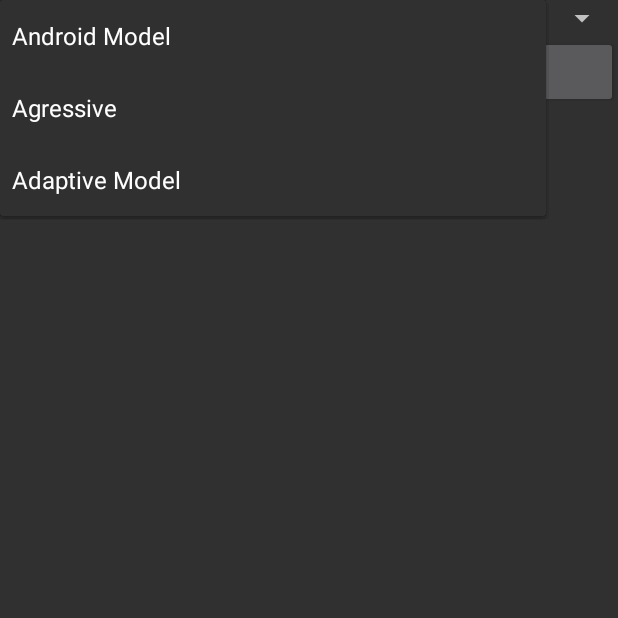
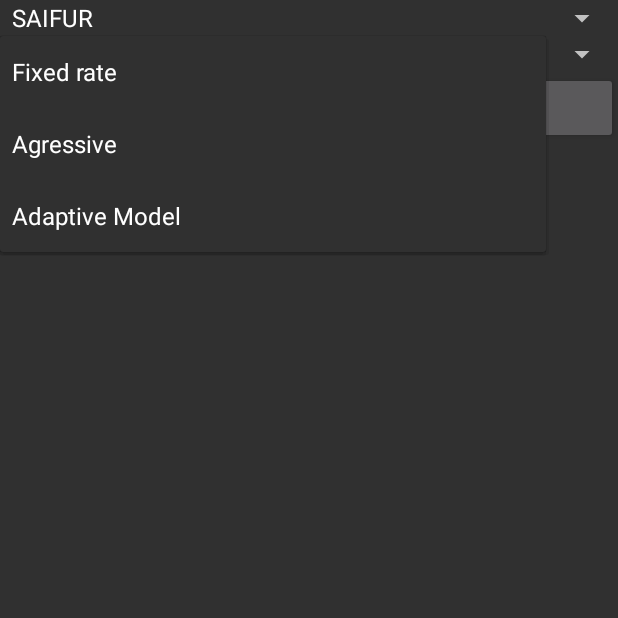
Before and after one commit to srautonu/GCMAdaptiveHeartBeater, an Android app: the screen it shows after launch (MainActivity), after a tap on "Adaptive Model", on a phone screen of 412 x 824 dp, the top half of it. Run offline under Robolectric (Android 15) with nearby library versions, the phone set to English and light mode, and no system bars.

```diff
--- a/app/src/main/java/com/gcmadaptiveheartbeater/android/Commands.java
+++ b/app/src/main/java/com/gcmadaptiveheartbeater/android/Commands.java
@@ -29,7 +29,7 @@ public class Commands extends Fragment {
     Button _expToggleBtn;
     int _expTogglerState;
     Spinner _expModelSpinner;
-
+    Spinner _deviceIdSpinner;
 
     String[] _strExpToggler = {
         "Start Experiment",
@@ -52,6 +52,8 @@ public class Commands extends Fragment {
 
         _expModelSpinner = (Spinner) view.findViewById(R.id.expModelSpinner);
         _expModelSpinner.setSelection(2); // Set Adaptive model by default
+
+        _deviceIdSpinner = (Spinner) view.findViewById(R.id.deviceIdSpinner);
 
         _expToggleBtn = (Button) view.findViewById(R.id.expToggleBtn);
 
@@ -106,6 +108,9 @@ public class Commands extends Fragment {
                         int expModel = 1 + (int)_expModelSpinner.getSelectedItemId();
                         SettingsUtil.putExpModel(getContext(), expModel);
 
+                        String strDeviceId = (String)_deviceIdSpinner.getSelectedItem();
+                        SettingsUtil.putDeviceId(getContext(), strDeviceId);
+
                         if (expModel >= 2)
                         {
                             startGCMKA();
--- a/app/src/main/res/layout/fragment_commands.xml
+++ b/app/src/main/res/layout/fragment_commands.xml
@@ -2,6 +2,14 @@
 <LinearLayout xmlns:android="http://schemas.android.com/apk/res/android"
     android:orientation="vertical" android:layout_width="match_parent"
     android:layout_height="match_parent">
+
+    <Spinner
+        android:layout_width="match_parent"
+        android:layout_height="wrap_content"
+        android:id="@+id/deviceIdSpinner"
+        android:entries="@array/deviceIds"
+        android:gravity="center"
+        />
 
     <Spinner
         android:layout_width="match_parent"
--- a/app/src/main/res/values/strings.xml
+++ b/app/src/main/res/values/strings.xml
@@ -6,9 +6,17 @@
     -->
     <string name="expModelPrompt">Choose a model</string>
     <string-array name="expModels">
-        <item>Android Model</item>
+        <item>Fixed rate</item>
         <item>Agressive</item>
         <item>Adaptive Model</item>
     </string-array>
+    <string-array name="deviceIds">
+        <item>SAIFUR</item>
+        <item>SARWAR</item>
+        <item>TAHMID</item>
+        <item>SOHEL</item>
+        <item>HEQEP</item>
+        <item>CUBOT</item>
+    </string-array>
 
 </resources>
```
Also changed, not shown: app/src/main/java/com/gcmadaptiveheartbeater/android/BackGroundServices/KADataService.java (+4 -4 lines), app/src/main/java/com/gcmadaptiveheartbeater/android/SettingsUtil.java (+15 -0 lines).
